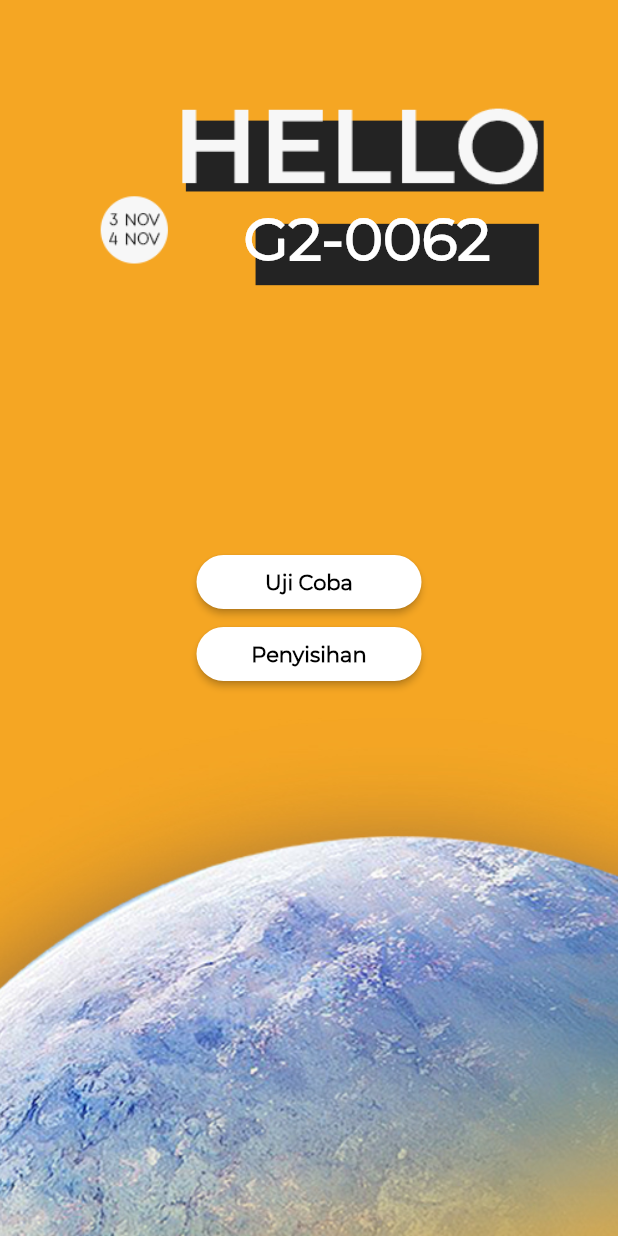
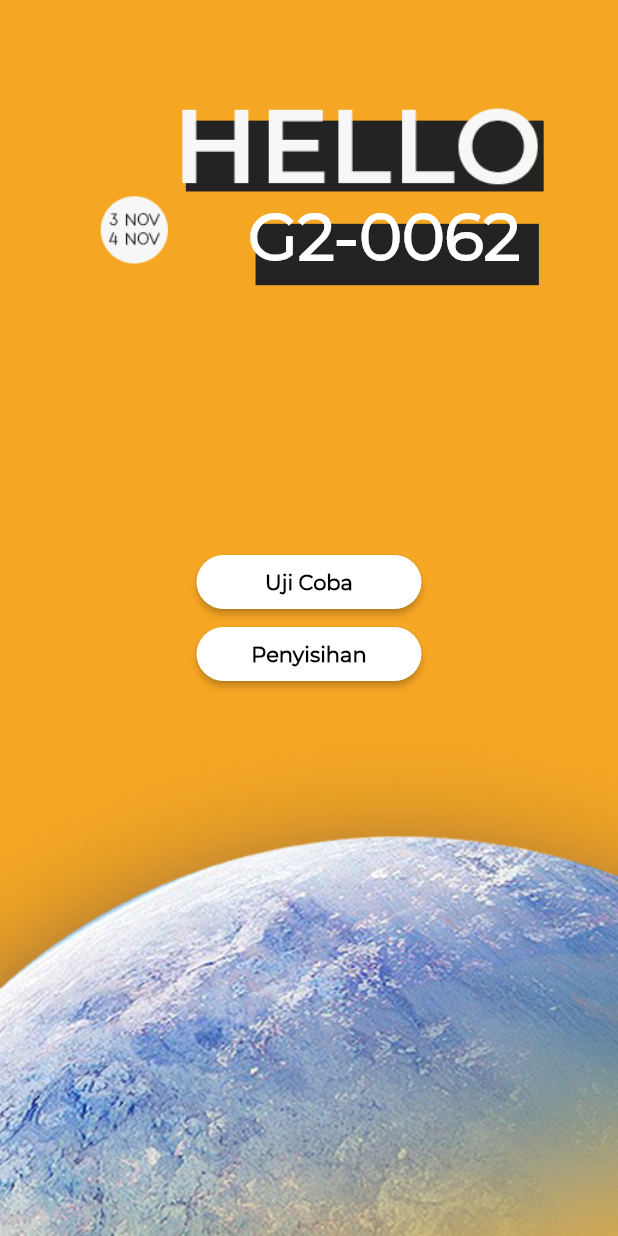
Before and after one commit to fauzanafism/metrik2019_flutter, a Flutter app: the HomePage screen opened directly, on a phone screen of 412 x 824 dp. Run offline on Flutter 3.47's test engine with Material 2 defaults, Android fonts, the phone set to English and light mode, and no system bars; our stand-ins replace bloc, flutter_bloc.

Commit message:
reformatted text

```diff
--- a/lib/ui/home_page.dart
+++ b/lib/ui/home_page.dart
@@ -28,16 +28,12 @@ class HomePage extends StatelessWidget {
               Container(
                 height: 150,
                 width: double.infinity,
-                padding: const EdgeInsets.only(bottom: 7, right: 45),
+                padding: const EdgeInsets.only(bottom: 7, right: 25),
                 margin: const EdgeInsets.all(40),
                 child: Align(
                   alignment: Alignment.bottomRight,
                   child: Text("G2-0062",
-                      style: TextStyle(
-                          color: Colors.white,
-                          fontFamily: "Montserrat",
-                          fontSize: 39,
-                          fontWeight: FontWeight.bold)),
+                      style: whiteTextMont.copyWith(fontSize: 43)),
                 ),
               )
             ],
```
